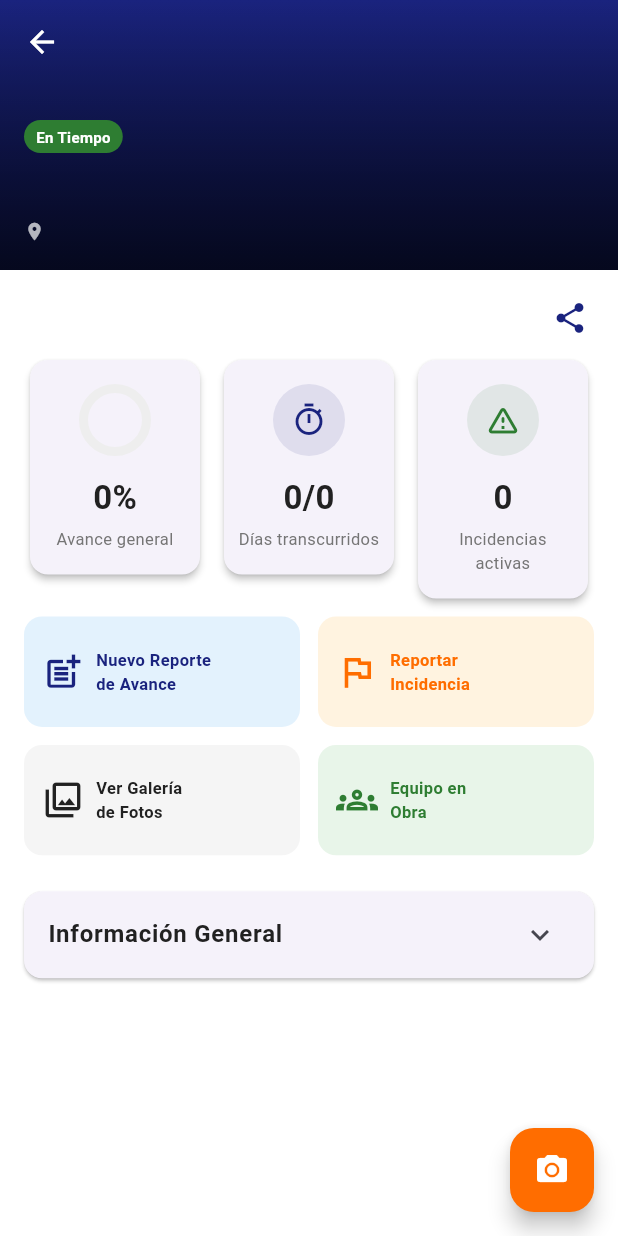
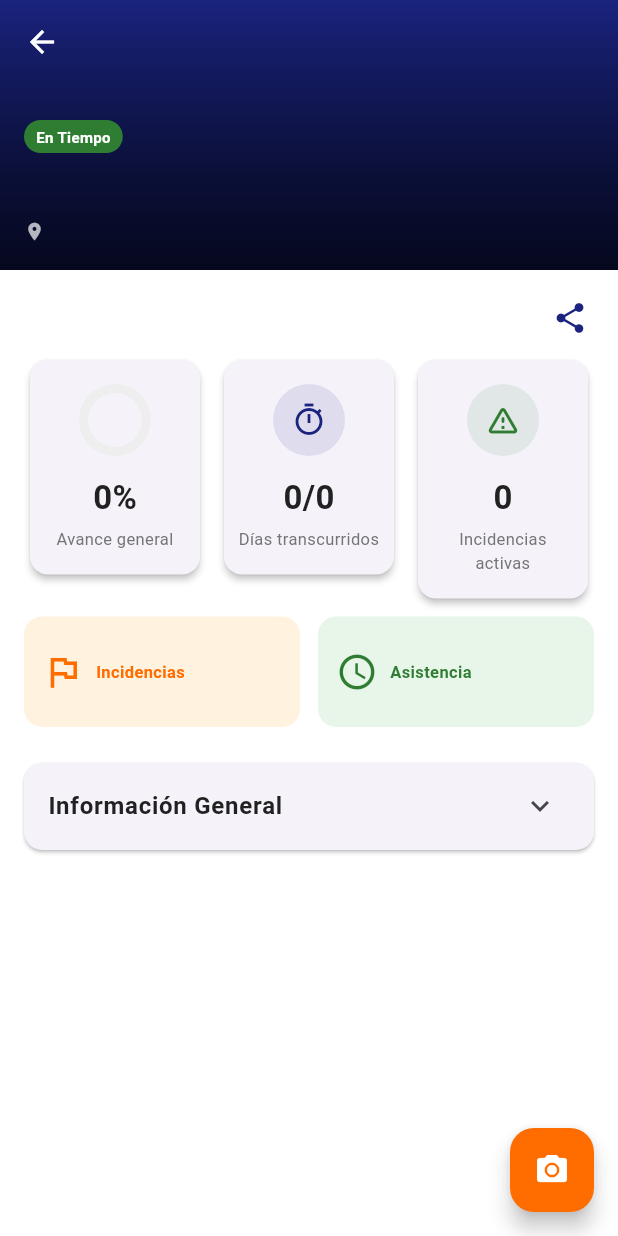
Before and after one commit to JIV4N1/sigo_mobile, a Flutter app: the ProjectDetailScreen screen opened directly with empty values, on a phone screen of 412 x 824 dp. Run offline on Flutter 3.47's test engine with Material 3 defaults, Android fonts, the phone set to English and light mode, and no system bars; drawn by our look-alikes of fl_chart; our stand-ins replace connectivity_plus, geolocator, image_picker, photo_view, share_plus, shared_preferences and 2 more; missing offline and left inert: map_launcher; accounts and stored records are empty.

```diff
--- a/lib/models/project_model.dart
+++ b/lib/models/project_model.dart
@@ -60,6 +60,7 @@ class Project {
   final String contract;
   final String budget;
   final String manager;
+  final String? miRol;
 
   Project({
     required this.id,
@@ -82,7 +83,30 @@ class Project {
     required this.contract,
     required this.budget,
     required this.manager,
+    this.miRol,
   });
+
+  /// Retorna las acciones permitidas para el usuario actual en base a `miRol`
+  List<String> getAccionesPermitidas() {
+    final rol = miRol?.toLowerCase() ?? '';
+    if (rol == 'supervisor') {
+      return ['reporte_diario', 'incidencias', 'asistencia'];
+    } else if (rol == 'ingeniero') {
+      return ['atender_incidencias', 'asistencia'];
+    } else if (rol == 'gerente') {
+      return ['kpis', 'validar_reportes', 'asignar_incidencias'];
+    } else if (rol == 'administrador') {
+      return [
+        'reporte_diario',
+        'incidencias',
+        'asistencia',
+        'kpis',
+        'validar_reportes',
+        'asignar_incidencias'
+      ];
+    }
+    return ['incidencias', 'asistencia']; // Acciones por defecto
+  }
 
   /// Convierte el string de estado del backend al enum [ProjectStatus].
   static ProjectStatus _parseStatus(String? raw) {
@@ -182,6 +206,7 @@ class Project {
       contract: json['contrato'] as String? ?? json['codigo_contrato'] as String? ?? '',
       budget: json['presupuesto'] as String? ?? json['budget'] as String? ?? '',
       manager: managerName,
+      miRol: json['mi_rol'] as String?,
     );
   }
 }
--- a/lib/screens/project_detail_screen.dart
+++ b/lib/screens/project_detail_screen.dart
@@ -7,7 +7,7 @@ import '../config/api_config.dart';
 import '../widgets/project_detail/project_header.dart';
 import '../widgets/project_detail/kpi_cards_row.dart';
 import '../widgets/project_detail/trend_chart_card.dart';
-import '../widgets/project_detail/quick_actions_grid.dart';
+import '../widgets/project_detail/project_action_buttons.dart';
 import '../widgets/project_detail/activity_timeline.dart';
 import '../widgets/project_detail/project_info_card.dart';
 
@@ -130,7 +130,7 @@ class _ProjectDetailScreenState extends State<ProjectDetailScreen> {
                 ),
                 SliverToBoxAdapter(child: KPICardsRow(project: _project)),
                 SliverToBoxAdapter(child: TrendChartCard(project: _project)),
-                const SliverToBoxAdapter(child: QuickActionsGrid()),
+                SliverToBoxAdapter(child: ProjectActionButtons(project: _project)),
                 SliverToBoxAdapter(
                   child: ActivityTimeline(activities: _project.timeline),
                 ),
--- /dev/null
+++ b/lib/widgets/project_detail/project_action_buttons.dart
@@ -0,0 +1,176 @@
+import 'package:flutter/material.dart';
+import '../../models/project_model.dart';
+import '../../theme/app_colors.dart';
+import '../../screens/report_form_screen.dart';
+import '../../screens/issues_list_screen.dart';
+import '../../screens/validar_reportes_screen.dart';
+
+class ProjectActionButtons extends StatelessWidget {
+  final Project project;
+
+  const ProjectActionButtons({super.key, required this.project});
+
+  @override
+  Widget build(BuildContext context) {
+    final allowedActions = project.getAccionesPermitidas();
+
+    if (allowedActions.isEmpty) {
+      return const SizedBox.shrink();
+    }
+
+    final List<Widget> buttons = [];
+
+    if (allowedActions.contains('reporte_diario')) {
+      buttons.add(
+        _ActionBtn(
+          icon: Icons.post_add,
+          label: 'Reporte\nDiario',
+          bgColor: Colors.blue.shade50,
+          fgColor: AppColors.primary,
+          onTap: () {
+            Navigator.push(context, MaterialPageRoute(builder: (_) => const ReportFormScreen()));
+          },
+        ),
+      );
+    }
+
+    if (allowedActions.contains('incidencias') || allowedActions.contains('atender_incidencias')) {
+      buttons.add(
+        _ActionBtn(
+          icon: Icons.flag_outlined,
+          label: 'Incidencias',
+          bgColor: Colors.orange.shade50,
+          fgColor: AppColors.accent,
+          onTap: () {
+            Navigator.push(context, MaterialPageRoute(builder: (_) => const IssuesListScreen()));
+          },
+        ),
+      );
+    }
+
+    if (allowedActions.contains('asistencia')) {
+      buttons.add(
+        _ActionBtn(
+          icon: Icons.access_time,
+          label: 'Asistencia',
+          bgColor: Colors.green.shade50,
+          fgColor: AppColors.success,
+          onTap: () {
+            // Se asume que el usuario sabe cómo llegar a Asistencia, si no la abrimos aquí:
+            // Por el momento mostramos un SnackBar de Asistencia local a la obra
+            ScaffoldMessenger.of(context).showSnackBar(
+              const SnackBar(content: Text('Abriendo Registro de Asistencia...')),
+            );
+          },
+        ),
+      );
+    }
+
+    if (allowedActions.contains('kpis')) {
+      buttons.add(
+        _ActionBtn(
+          icon: Icons.analytics_outlined,
+          label: 'Ver KPIs',
+          bgColor: Colors.purple.shade50,
+          fgColor: Colors.purple,
+          onTap: () {
+            ScaffoldMessenger.of(context).showSnackBar(
+              const SnackBar(content: Text('Los KPIs se visualizan en los gráficos del dashboard.')),
+            );
+          },
+        ),
+      );
+    }
+
+    if (allowedActions.contains('validar_reportes')) {
+      buttons.add(
+        _ActionBtn(
+          icon: Icons.verified_outlined,
+          label: 'Validar\nReportes',
+          bgColor: Colors.teal.shade50,
+          fgColor: Colors.teal,
+          onTap: () {
+            Navigator.push(context, MaterialPageRoute(builder: (_) => const ValidarReportesScreen()));
+          },
+        ),
+      );
+    }
+
+    if (allowedActions.contains('asignar_incidencias')) {
+      buttons.add(
+        _ActionBtn(
+          icon: Icons.assignment_ind_outlined,
+          label: 'Asignar\nIncidencias',
+          bgColor: Colors.indigo.shade50,
+          fgColor: Colors.indigo,
+          onTap: () {
+            ScaffoldMessenger.of(context).showSnackBar(
+              const SnackBar(content: Text('Funcionalidad de asignar incidencias en desarrollo...')),
+            );
+          },
+        ),
+      );
+    }
+
+    return Padding(
+      padding: const EdgeInsets.symmetric(horizontal: 16.0, vertical: 8.0),
+      child: GridView.count(
+        shrinkWrap: true,
+        physics: const NeverScrollableScrollPhysics(),
+        crossAxisCount: 2,
+        mainAxisSpacing: 12,
+        crossAxisSpacing: 12,
+        childAspectRatio: 2.5,
+        children: buttons,
+      ),
+    );
+  }
+}
+
+class _ActionBtn extends StatelessWidget {
+  final IconData icon;
+  final String label;
+  final Color bgColor;
+  final Color fgColor;
+  final VoidCallback onTap;
+
+  const _ActionBtn({
+    required this.icon,
+    required this.label,
+    required this.bgColor,
+    required this.fgColor,
+    required this.onTap,
+  });
+
+  @override
+  Widget build(BuildContext context) {
+    return Material(
+      color: bgColor,
+      borderRadius: BorderRadius.circular(12),
+      clipBehavior: Clip.antiAlias,
+      child: InkWell(
+        onTap: onTap,
+        child: Padding(
+          padding: const EdgeInsets.symmetric(horizontal: 12.0),
+          child: Row(
+            children: [
+              Icon(icon, color: fgColor, size: 28),
+              const SizedBox(width: 8),
+              Expanded(
+                child: Text(
+                  label,
+                  style: TextStyle(
+                    color: fgColor,
+                    fontWeight: FontWeight.bold,
+                    fontSize: 11,
+                  ),
+                  maxLines: 2,
+                ),
+              ),
+            ],
+          ),
+        ),
+      ),
+    );
+  }
+}
--- a/lib/widgets/project_detail/project_header.dart
+++ b/lib/widgets/project_detail/project_header.dart
@@ -1,6 +1,7 @@
 import 'package:flutter/material.dart';
 import '../../models/project_model.dart';
 import '../../theme/app_colors.dart';
+import '../project_role_badge.dart';
 
 class ProjectHeader extends StatelessWidget {
   final Project project;
@@ -95,6 +96,8 @@ class ProjectHeader extends StatelessWidget {
                             style: const TextStyle(color: Colors.white, fontSize: 10, fontWeight: FontWeight.bold),
                           ),
                         ),
+                        if (project.miRol != null && project.miRol!.isNotEmpty) const SizedBox(width: 8),
+                        if (project.miRol != null && project.miRol!.isNotEmpty) ProjectRoleBadge(role: project.miRol),
                       ],
                     ),
                     const SizedBox(height: 8),
```
Also changed, not shown: lib/screens/projects_dashboard.dart (+3 -18 lines), lib/services/project_service.dart (added, +41 -0 lines), lib/widgets/project_card.dart (+8 -0 lines), lib/widgets/project_role_badge.dart (added, +57 -0 lines).
